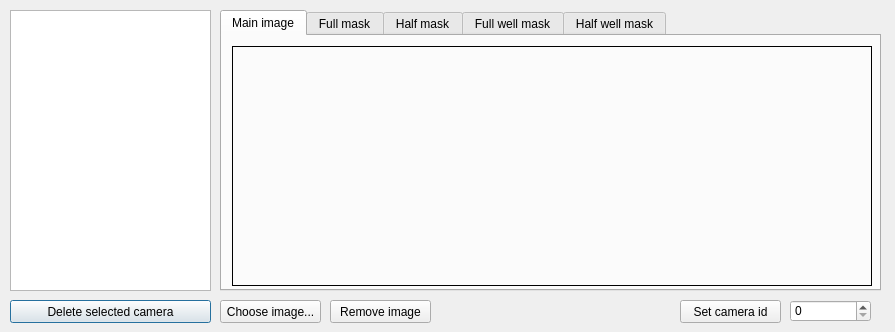
Qt form Source/cameramanager.ui (AliveTeam/qt-editor) before a commit.
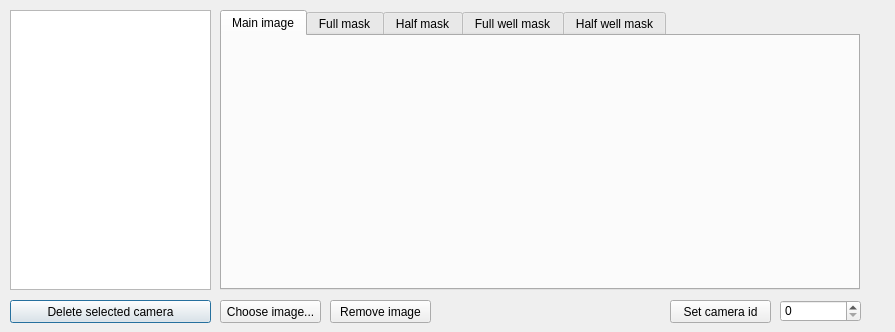
The same form after that commit.

Commit message: fix dark stylesheet not working properly with the cameramanger ui and some slight adjustments

```diff
--- a/Source/cameramanager.ui
+++ b/Source/cameramanager.ui
@@ -31,7 +31,7 @@
      <x>10</x>
      <y>10</y>
      <width>201</width>
-     <height>281</height>
+     <height>280</height>
     </rect>
    </property>
   </widget>
@@ -79,10 +79,13 @@
     <rect>
      <x>220</x>
      <y>10</y>
-     <width>661</width>
-     <height>291</height>
+     <width>641</width>
+     <height>281</height>
     </rect>
    </property>
+   <property name="frameShape">
+    <enum>QFrame::NoFrame</enum>
+   </property>
    <property name="currentIndex">
     <number>1</number>
    </property>
@@ -110,8 +113,8 @@
       <rect>
        <x>0</x>
        <y>0</y>
-       <width>661</width>
-       <height>281</height>
+       <width>640</width>
+       <height>280</height>
       </rect>
      </property>
      <property name="currentIndex">
@@ -124,14 +127,14 @@
       <widget class="QLabel" name="lblMainImage">
        <property name="geometry">
         <rect>
-         <x>10</x>
+         <x>0</x>
          <y>10</y>
          <width>640</width>
          <height>240</height>
         </rect>
        </property>
        <property name="frameShape">
-        <enum>QFrame::Box</enum>
+        <enum>QFrame::NoFrame</enum>
        </property>
        <property name="text">
         <string/>
@@ -243,7 +246,7 @@
   <widget class="QSpinBox" name="spnCameraId">
    <property name="geometry">
     <rect>
-     <x>790</x>
+     <x>780</x>
      <y>300</y>
      <width>81</width>
      <height>22</height>
@@ -253,7 +256,7 @@
   <widget class="QPushButton" name="btnSetCameraId">
    <property name="geometry">
     <rect>
-     <x>680</x>
+     <x>670</x>
      <y>300</y>
      <width>101</width>
      <height>23</height>
```
Left out of the diff: 16 changed lines with no effect on the pictures. The commit also changes 1 other file.
